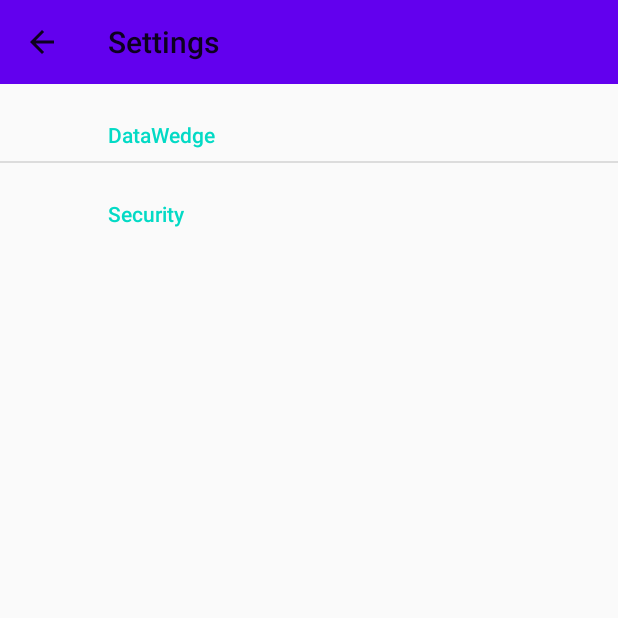
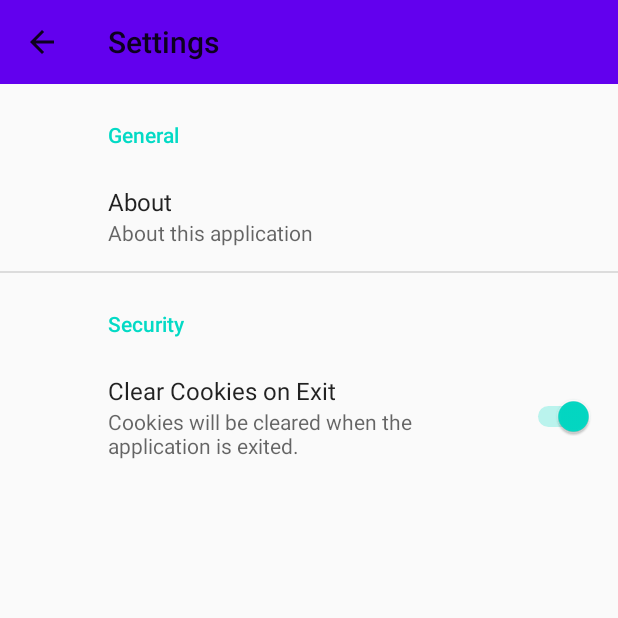
Before and after one commit to sccunningham7/ZebraScan, an Android app: the SettingsActivity screen opened directly, with no data from a screen before it, on a phone screen of 412 x 824 dp, the top half of it. Run offline under Robolectric (Android 15) with nearby library versions, the phone set to English and light mode, and no system bars; our stand-ins replace androidx.preference.

Commit message:
Added pref items and about intent

```diff
--- a/app/src/main/res/xml/root_preferences.xml
+++ b/app/src/main/res/xml/root_preferences.xml
@@ -1,6 +1,21 @@
 <PreferenceScreen xmlns:android="http://schemas.android.com/apk/res/android"
     xmlns:app="http://schemas.android.com/apk/res-auto">
-    <PreferenceCategory app:title="DataWedge"/>
-
-    <PreferenceCategory app:title="Security"/>
+    <PreferenceCategory
+        app:title="General">
+        <PreferenceScreen
+            android:title="@string/about_title"
+            android:summary="@string/about_summary">
+                <intent android:action="about"/>
+        </PreferenceScreen>
+    </PreferenceCategory>
+    <PreferenceCategory
+        app:title="Security">
+        <SwitchPreference
+            android:defaultValue="true"
+            android:key="cookies_exit"
+            android:summary="@string/cookies_exit_summary"
+            android:summaryOff="@string/cookies_exit_off"
+            android:summaryOn="@string/cookies_exit_on"
+            android:title="@string/cookies_exit_title" />
+    </PreferenceCategory>
 </PreferenceScreen>
```
